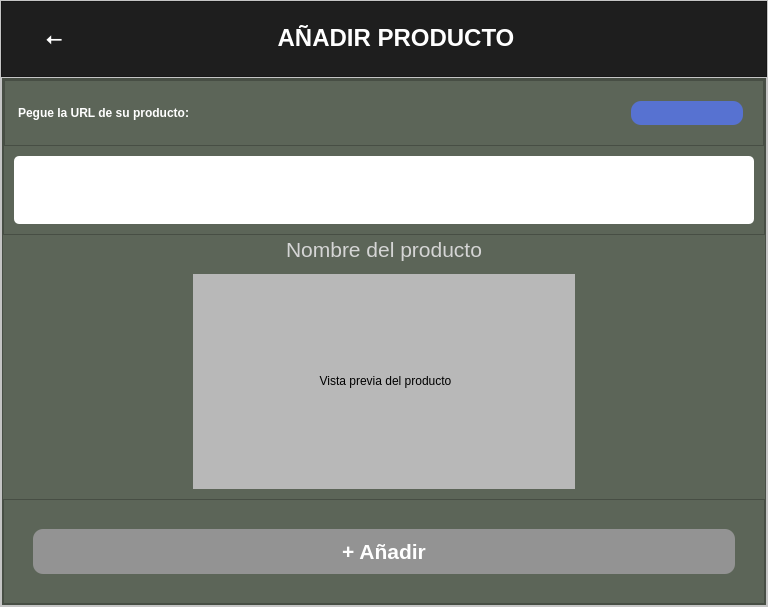
Above: Interfaz/gui/URL.ui from 50DayEmpire/Tracking_Precios before the change. Below: the same form after it.
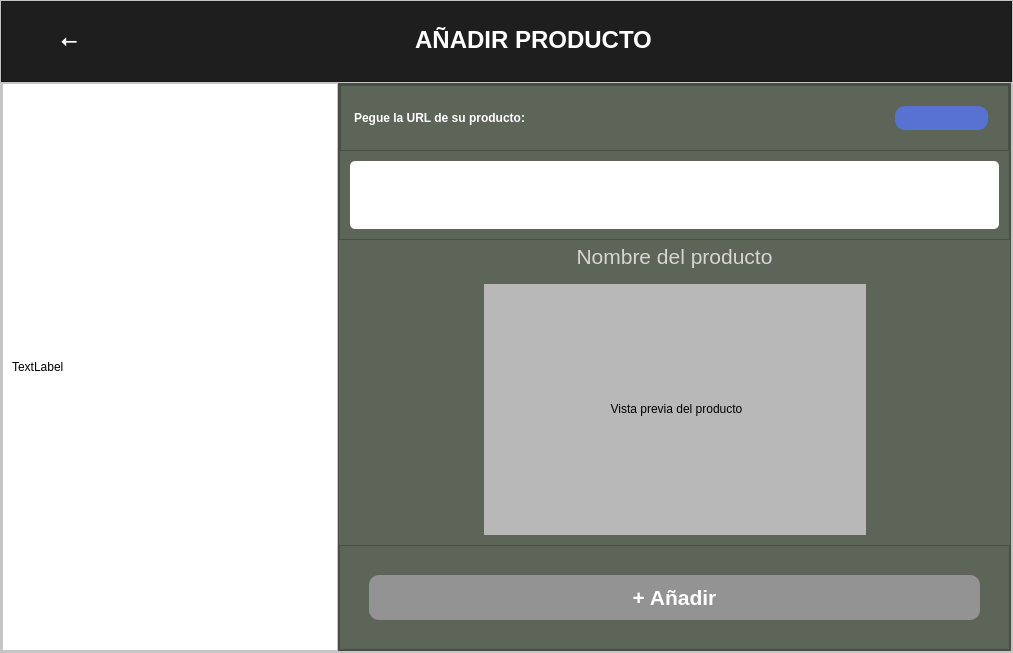
That is the form after the change. Icons and pictures are not drawn.

```diff
--- a/Interfaz/gui/URL.ui
+++ b/Interfaz/gui/URL.ui
@@ -6,8 +6,8 @@
    <rect>
     <x>0</x>
     <y>0</y>
-    <width>768</width>
-    <height>607</height>
+    <width>1013</width>
+    <height>653</height>
    </rect>
   </property>
   <property name="windowTitle">
@@ -134,7 +134,7 @@
          <property name="lineWidth">
           <number>0</number>
          </property>
-         <layout class="QHBoxLayout" name="horizontalLayout_2" stretch="4">
+         <layout class="QHBoxLayout" name="horizontalLayout_2" stretch="2,4">
           <property name="spacing">
            <number>0</number>
           </property>
@@ -150,6 +150,52 @@
           <property name="bottomMargin">
            <number>0</number>
           </property>
+          <item>
+           <widget class="QFrame" name="frame_5">
+            <property name="sizePolicy">
+             <sizepolicy hsizetype="Minimum" vsizetype="Minimum">
+              <horstretch>0</horstretch>
+              <verstretch>0</verstretch>
+             </sizepolicy>
+            </property>
+            <property name="minimumSize">
+             <size>
+              <width>200</width>
+              <height>300</height>
+             </size>
+            </property>
+            <property name="layoutDirection">
+             <enum>Qt::RightToLeft</enum>
+            </property>
+            <property name="styleSheet">
+             <string notr="true"/>
+            </property>
+            <property name="frameShape">
+             <enum>QFrame::StyledPanel</enum>
+            </property>
+            <property name="frameShadow">
+             <enum>QFrame::Raised</enum>
+            </property>
+            <property name="lineWidth">
+             <number>0</number>
+            </property>
+            <layout class="QVBoxLayout" name="verticalLayout_6">
+             <item>
+              <widget class="QLabel" name="btnlogo">
+               <property name="maximumSize">
+                <size>
+                 <width>400</width>
+                 <height>600</height>
+                </size>
+               </property>
+               <property name="text">
+                <string>TextLabel</string>
+               </property>
+              </widget>
+             </item>
+            </layout>
+           </widget>
+          </item>
           <item>
            <widget class="QFrame" name="frame_4">
             <property name="styleSheet">
```
